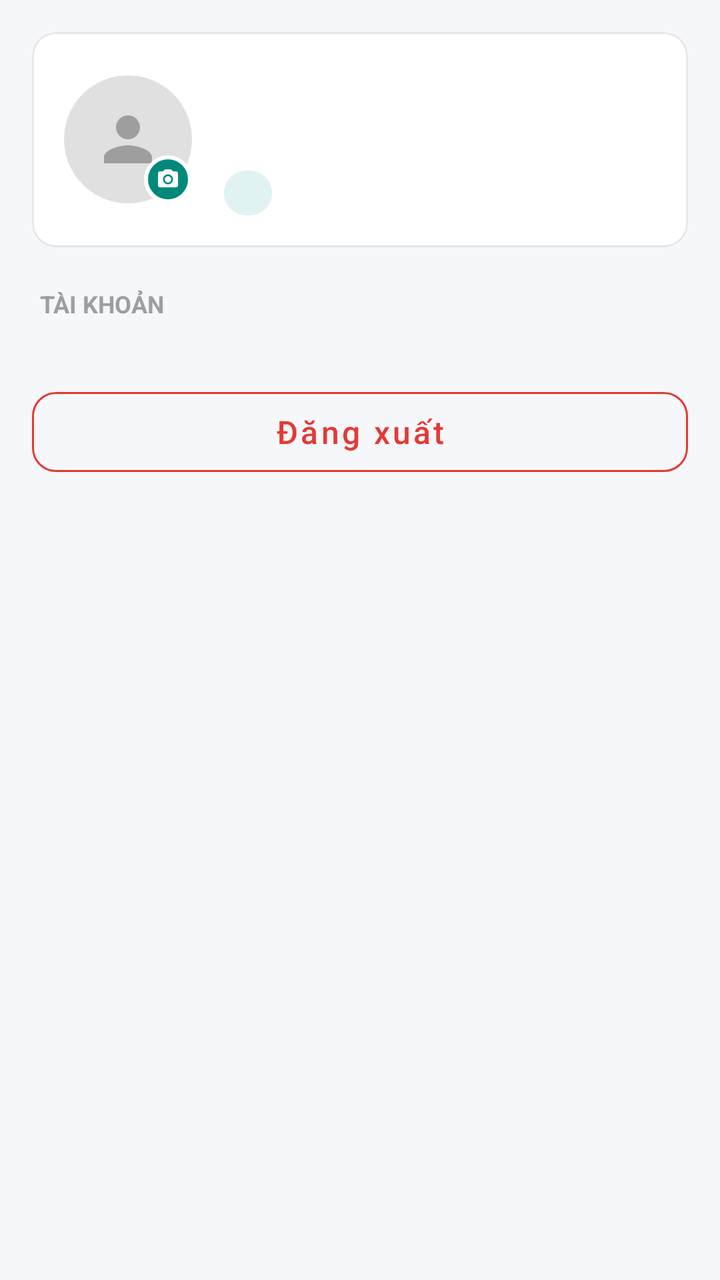
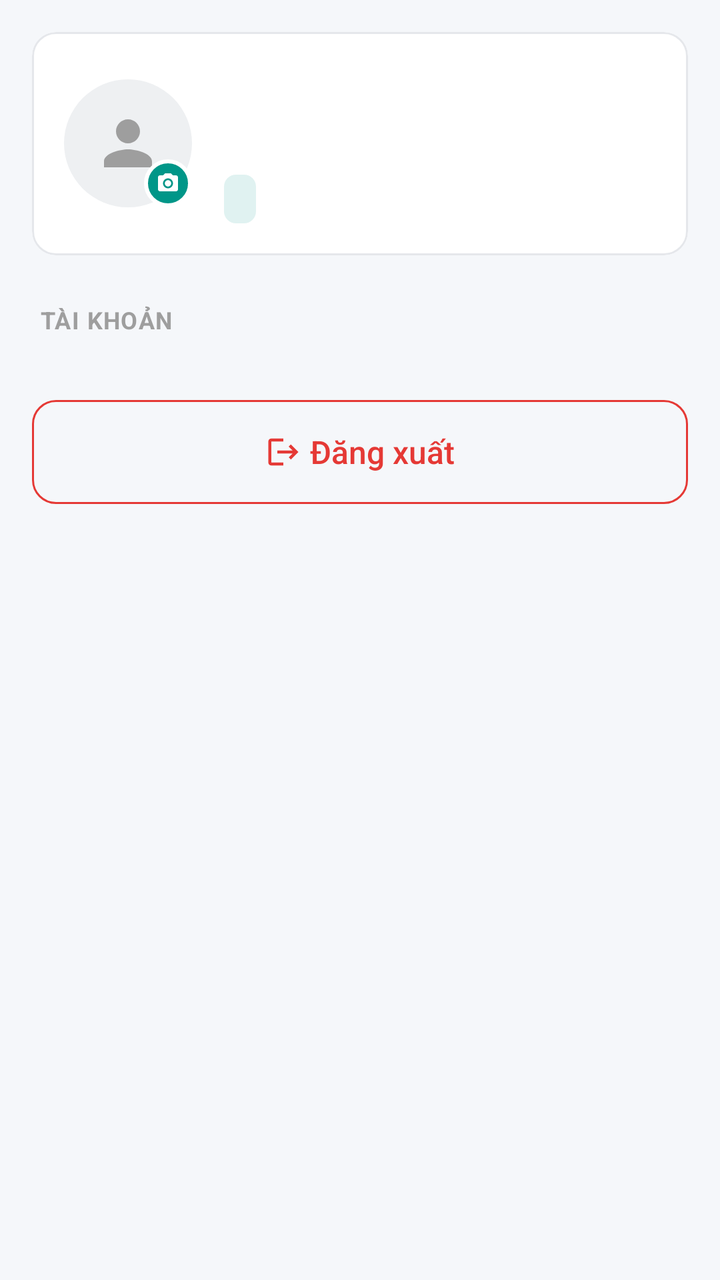

Two renders of the same Android screen: before a commit and after it. Below are the layout's source before the change and the commit's diff.
<!-- AndroidManifest.xml: application theme Theme.QLPT -->
<!-- res/layout/fragment_profile.xml -->
<?xml version="1.0" encoding="utf-8"?>
<ScrollView xmlns:android="http://schemas.android.com/apk/res/android"
    xmlns:app="http://schemas.android.com/apk/res-auto"
    android:layout_width="match_parent"
    android:layout_height="match_parent"
    android:background="#F5F7FA"
    android:fillViewport="true">

    <LinearLayout
        android:layout_width="match_parent"
        android:layout_height="wrap_content"
        android:orientation="vertical"
        android:padding="16dp">

        
        <com.google.android.material.card.MaterialCardView
            android:layout_width="match_parent"
            android:layout_height="wrap_content"
            app:cardBackgroundColor="#FFFFFF"
            app:cardCornerRadius="12dp"
            app:cardElevation="0dp"
            app:strokeColor="#E5E7EB"
            app:strokeWidth="1dp">

            <LinearLayout
                android:layout_width="match_parent"
                android:layout_height="wrap_content"
                android:gravity="center_vertical"
                android:orientation="horizontal"
                android:padding="16dp">

                <FrameLayout
                    android:layout_width="64dp"
                    android:layout_height="64dp">

                    <ImageView
                        android:id="@+id/imgAvatar"
                        android:layout_width="64dp"
                        android:layout_height="64dp"
                        android:background="@drawable/bg_circle"
                        android:contentDescription="Ảnh đại diện"
                        android:padding="14dp"
                        android:scaleType="centerCrop"
                        android:src="@drawable/ic_person"
                        app:tint="#9E9E9E" />

                    <FrameLayout
                        android:id="@+id/btnCameraBadge"
                        android:layout_width="24dp"
                        android:layout_height="24dp"
                        android:layout_gravity="bottom|end"
                        android:background="@drawable/bg_camera_badge"
                        android:clickable="true"
                        android:focusable="true">

                        <ImageView
                            android:layout_width="12dp"
                            android:layout_height="12dp"
                            android:layout_gravity="center"
                            android:importantForAccessibility="no"
                            android:src="@drawable/ic_camera"
                            app:tint="#FFFFFF" />
                    </FrameLayout>
                </FrameLayout>

                <LinearLayout
                    android:layout_width="0dp"
                    android:layout_height="wrap_content"
                    android:layout_marginStart="16dp"
                    android:layout_weight="1"
                    android:orientation="vertical">

                    <TextView
                        android:id="@+id/tvName"
                        android:layout_width="wrap_content"
                        android:layout_height="wrap_content"
                        android:ellipsize="end"
                        android:maxLines="1"
                        android:textColor="#212121"
                        android:textSize="18sp"
                        android:textStyle="bold" />

                    <TextView
                        android:id="@+id/tvEmail"
                        android:layout_width="wrap_content"
                        android:layout_height="wrap_content"
                        android:layout_marginTop="2dp"
                        android:ellipsize="end"
                        android:maxLines="1"
                        android:textColor="#757575"
                        android:textSize="14sp" />

                    <TextView
                        android:id="@+id/tvRole"
                        android:layout_width="wrap_content"
                        android:layout_height="wrap_content"
                        android:layout_marginTop="8dp"
                        android:background="@drawable/bg_badge_teal"
                        android:paddingStart="12dp"
                        android:paddingTop="3dp"
                        android:paddingEnd="12dp"
                        android:paddingBottom="3dp"
                        android:textColor="#00695C"
                        android:textSize="12sp"
                        android:textStyle="bold" />
                </LinearLayout>
            </LinearLayout>
        </com.google.android.material.card.MaterialCardView>

        
        <TextView
            android:layout_width="wrap_content"
            android:layout_height="wrap_content"
            android:layout_marginStart="4dp"
            android:layout_marginTop="20dp"
            android:layout_marginBottom="6dp"
            android:text="TÀI KHOẢN"
            android:textColor="#9E9E9E"
            android:textSize="12sp"
            android:textStyle="bold" />

        <com.google.android.material.card.MaterialCardView
            android:layout_width="match_parent"
            android:layout_height="wrap_content"
            app:cardBackgroundColor="#FFFFFF"
            app:cardCornerRadius="12dp"
            app:cardElevation="0dp"
            app:strokeColor="#E5E7EB"
            app:strokeWidth="1dp">

            <LinearLayout
                android:id="@+id/llAccount"
                android:layout_width="match_parent"
                android:layout_height="wrap_content"
                android:orientation="vertical" />
        </com.google.android.material.card.MaterialCardView>

        
        <TextView
            android:id="@+id/tvWorkCaption"
            android:layout_width="wrap_content"
            android:layout_height="wrap_content"
            android:layout_marginStart="4dp"
            android:layout_marginTop="16dp"
            android:layout_marginBottom="6dp"
            android:textColor="#9E9E9E"
            android:textSize="12sp"
            android:textStyle="bold"
            android:visibility="gone" />

        <com.google.android.material.card.MaterialCardView
            android:id="@+id/cardWork"
            android:layout_width="match_parent"
            android:layout_height="wrap_content"
            android:visibility="gone"
            app:cardBackgroundColor="#FFFFFF"
            app:cardCornerRadius="12dp"
            app:cardElevation="0dp"
            app:strokeColor="#E5E7EB"
            app:strokeWidth="1dp">

            <LinearLayout
                android:id="@+id/llWork"
                android:layout_width="match_parent"
                android:layout_height="wrap_content"
                android:orientation="vertical" />
        </com.google.android.material.card.MaterialCardView>

        <Button
            android:id="@+id/btnLogout"
            style="@style/Widget.MaterialComponents.Button.OutlinedButton"
            android:layout_width="match_parent"
            android:layout_height="52dp"
            android:layout_marginTop="24dp"
            android:layout_marginBottom="8dp"
            android:text="Đăng xuất"
            android:textAllCaps="false"
            android:textColor="#E53935"
            android:textSize="16sp"
            app:cornerRadius="12dp"
            app:strokeColor="#E53935" />
    </LinearLayout>
</ScrollView>
<!-- resources referenced by this layout -->
<resources>
  <!-- drawable bg_badge_teal (drawable) -->
  <?xml version="1.0" encoding="utf-8"?>
  <shape xmlns:android="http://schemas.android.com/apk/res/android"
      android:shape="rectangle">
      <solid android:color="#E0F2F1" />
      <corners android:radius="14dp" />
  </shape>
  <!-- drawable bg_camera_badge (drawable) -->
  <?xml version="1.0" encoding="utf-8"?>
  <shape xmlns:android="http://schemas.android.com/apk/res/android"
      android:shape="oval">
      <solid android:color="#00897B" />
      <stroke
          android:width="2dp"
          android:color="#FFFFFF" />
  </shape>
  <!-- drawable bg_circle (drawable) -->
  <?xml version="1.0" encoding="utf-8"?>
  <shape xmlns:android="http://schemas.android.com/apk/res/android"
      android:shape="oval">
      <solid android:color="#E0E0E0" />
  </shape>
  <style name="Base.Theme.QLPT" parent="Theme.Material3.DayNight.NoActionBar">
          <item name="colorPrimary">@color/colorPrimary</item>
          <item name="colorPrimaryDark">@color/colorPrimaryDark</item>
          <item name="colorAccent">@color/colorAccent</item>
          <item name="android:statusBarColor">@color/colorPrimaryDark</item>
          <item name="textInputStyle">@style/App.TextInput</item>
      </style>
  <color name="colorPrimary">#1976D2</color>
  <color name="colorPrimaryDark">#1565C0</color>
  <color name="colorAccent">#FF6F00</color>
  <style name="App.TextInput" parent="Widget.Material3.TextInputLayout.OutlinedBox">
          <item name="boxCornerRadiusTopStart">12dp</item>
          <item name="boxCornerRadiusTopEnd">12dp</item>
          <item name="boxCornerRadiusBottomStart">12dp</item>
          <item name="boxCornerRadiusBottomEnd">12dp</item>
      </style>
  <!-- unchanged entries left out for length: 3 -->
</resources>

<!-- the commit's change to res/layout/fragment_profile.xml (unified diff, before → after) -->
@@ -3,7 +3,7 @@
     xmlns:app="http://schemas.android.com/apk/res-auto"
     android:layout_width="match_parent"
     android:layout_height="match_parent"
-    android:background="#F5F7FA"
+    android:background="@color/qlpt_background"
     android:fillViewport="true">
 
     <LinearLayout
@@ -15,12 +15,7 @@
         
         <com.google.android.material.card.MaterialCardView
             android:layout_width="match_parent"
-            android:layout_height="wrap_content"
-            app:cardBackgroundColor="#FFFFFF"
-            app:cardCornerRadius="12dp"
-            app:cardElevation="0dp"
-            app:strokeColor="#E5E7EB"
-            app:strokeWidth="1dp">
+            android:layout_height="wrap_content">
 
             <LinearLayout
                 android:layout_width="match_parent"
@@ -33,6 +28,7 @@
                     android:layout_width="64dp"
                     android:layout_height="64dp">
 
+                    
                     <ImageView
                         android:id="@+id/imgAvatar"
                         android:layout_width="64dp"
@@ -42,7 +38,7 @@
                         android:padding="14dp"
                         android:scaleType="centerCrop"
                         android:src="@drawable/ic_person"
-                        app:tint="#9E9E9E" />
+                        app:tint="@color/qlpt_text_hint" />
 
                     <FrameLayout
                         android:id="@+id/btnCameraBadge"
@@ -59,7 +55,7 @@
                             android:layout_gravity="center"
                             android:importantForAccessibility="no"
                             android:src="@drawable/ic_camera"
-                            app:tint="#FFFFFF" />
+                            app:tint="@color/qlpt_surface" />
                     </FrameLayout>
                 </FrameLayout>
 
@@ -76,7 +72,7 @@
                         android:layout_height="wrap_content"
                         android:ellipsize="end"
                         android:maxLines="1"
-                        android:textColor="#212121"
+                        android:textColor="@color/qlpt_text"
                         android:textSize="18sp"
                         android:textStyle="bold" />
 
@@ -84,25 +80,17 @@
                         android:id="@+id/tvEmail"
                         android:layout_width="wrap_content"
                         android:layout_height="wrap_content"
-                        android:layout_marginTop="2dp"
+                        android:layout_marginTop="4dp"
                         android:ellipsize="end"
                         android:maxLines="1"
-                        android:textColor="#757575"
-                        android:textSize="14sp" />
+                        android:textAppearance="@style/TextAppearance.QLPT.Body" />
 
                     <TextView
                         android:id="@+id/tvRole"
+                        style="@style/Widget.QLPT.Badge.Primary"
                         android:layout_width="wrap_content"
                         android:layout_height="wrap_content"
-                        android:layout_marginTop="8dp"
-                        android:background="@drawable/bg_badge_teal"
-                        android:paddingStart="12dp"
-                        android:paddingTop="3dp"
-                        android:paddingEnd="12dp"
-                        android:paddingBottom="3dp"
-                        android:textColor="#00695C"
-                        android:textSize="12sp"
-                        android:textStyle="bold" />
+                        android:layout_marginTop="8dp" />
                 </LinearLayout>
             </LinearLayout>
         </com.google.android.material.card.MaterialCardView>
@@ -112,21 +100,17 @@
             android:layout_width="wrap_content"
             android:layout_height="wrap_content"
             android:layout_marginStart="4dp"
-            android:layout_marginTop="20dp"
-            android:layout_marginBottom="6dp"
+            android:layout_marginTop="24dp"
+            android:layout_marginBottom="8dp"
+            android:letterSpacing="0.04"
             android:text="TÀI KHOẢN"
-            android:textColor="#9E9E9E"
+            android:textColor="@color/qlpt_text_hint"
             android:textSize="12sp"
             android:textStyle="bold" />
 
         <com.google.android.material.card.MaterialCardView
             android:layout_width="match_parent"
-            android:layout_height="wrap_content"
-            app:cardBackgroundColor="#FFFFFF"
-            app:cardCornerRadius="12dp"
-            app:cardElevation="0dp"
-            app:strokeColor="#E5E7EB"
-            app:strokeWidth="1dp">
+            android:layout_height="wrap_content">
 
             <LinearLayout
                 android:id="@+id/llAccount"
@@ -141,9 +125,10 @@
             android:layout_width="wrap_content"
             android:layout_height="wrap_content"
             android:layout_marginStart="4dp"
-            android:layout_marginTop="16dp"
-            android:layout_marginBottom="6dp"
-            android:textColor="#9E9E9E"
+            android:layout_marginTop="24dp"
+            android:layout_marginBottom="8dp"
+            android:letterSpacing="0.04"
+            android:textColor="@color/qlpt_text_hint"
             android:textSize="12sp"
             android:textStyle="bold"
             android:visibility="gone" />
@@ -152,12 +137,7 @@
             android:id="@+id/cardWork"
             android:layout_width="match_parent"
             android:layout_height="wrap_content"
-            android:visibility="gone"
-            app:cardBackgroundColor="#FFFFFF"
-            app:cardCornerRadius="12dp"
-            app:cardElevation="0dp"
-            app:strokeColor="#E5E7EB"
-            app:strokeWidth="1dp">
+            android:visibility="gone">
 
             <LinearLayout
                 android:id="@+id/llWork"
@@ -168,16 +148,20 @@
 
         <Button
             android:id="@+id/btnLogout"
-            style="@style/Widget.MaterialComponents.Button.OutlinedButton"
+            style="@style/Widget.QLPT.Button.Outlined"
             android:layout_width="match_parent"
-            android:layout_height="52dp"
+            android:layout_height="wrap_content"
             android:layout_marginTop="24dp"
             android:layout_marginBottom="8dp"
+            android:insetTop="0dp"
+            android:insetBottom="0dp"
+            android:minHeight="52dp"
             android:text="Đăng xuất"
-            android:textAllCaps="false"
-            android:textColor="#E53935"
+            android:textColor="@color/qlpt_error"
             android:textSize="16sp"
-            app:cornerRadius="12dp"
-            app:strokeColor="#E53935" />
+            app:icon="@drawable/ic_logout"
+            app:iconGravity="textStart"
+            app:iconTint="@color/qlpt_error"
+            app:strokeColor="@color/qlpt_error" />
     </LinearLayout>
 </ScrollView>
<!-- resource entries referenced after the edit -->
@@ -1,43 +1,143 @@
 <!-- resources referenced by this layout -->
 <resources>
-  <!-- drawable bg_badge_teal (drawable) -->
-  <?xml version="1.0" encoding="utf-8"?>
-  <shape xmlns:android="http://schemas.android.com/apk/res/android"
-      android:shape="rectangle">
-      <solid android:color="#E0F2F1" />
-      <corners android:radius="14dp" />
-  </shape>
+  <color name="qlpt_background">#F5F7FA</color>
+  <color name="qlpt_error">#E53935</color>
+  <color name="qlpt_surface">#FFFFFF</color>
+  <color name="qlpt_text">#212121</color>
+  <color name="qlpt_text_hint">#9E9E9E</color>
   <!-- drawable bg_camera_badge (drawable) -->
   <?xml version="1.0" encoding="utf-8"?>
   <shape xmlns:android="http://schemas.android.com/apk/res/android"
       android:shape="oval">
-      <solid android:color="#00897B" />
+      <solid android:color="@color/qlpt_primary" />
       <stroke
           android:width="2dp"
-          android:color="#FFFFFF" />
+          android:color="@color/qlpt_surface" />
   </shape>
   <!-- drawable bg_circle (drawable) -->
   <?xml version="1.0" encoding="utf-8"?>
   <shape xmlns:android="http://schemas.android.com/apk/res/android"
       android:shape="oval">
-      <solid android:color="#E0E0E0" />
+      <solid android:color="@color/qlpt_neutral_bg" />
   </shape>
-  <style name="Base.Theme.QLPT" parent="Theme.Material3.DayNight.NoActionBar">
+  <!-- drawable ic_logout (drawable) -->
+  <vector xmlns:android="http://schemas.android.com/apk/res/android"
+      android:width="24dp"
+      android:height="24dp"
+      android:viewportWidth="24"
+      android:viewportHeight="24">
+      <path
+          android:fillColor="#FF000000"
+          android:pathData="M17,7l-1.41,1.41L18.17,11H8v2h10.17l-2.58,2.58L17,17l5,-5zM4,5h8V3H4c-1.1,0 -2,0.9 -2,2v14c0,1.1 0.9,2 2,2h8v-2H4V5z" />
+  </vector>
+  <style name="TextAppearance.QLPT.Body" parent="TextAppearance.Material3.BodyMedium">
+          <item name="android:textSize">14sp</item>
+          <item name="android:textColor">@color/qlpt_text_secondary</item>
+      </style>
+  <style name="Widget.QLPT.Badge.Primary">
+          <item name="android:background">@drawable/bg_status_primary</item>
+          <item name="android:textColor">@color/qlpt_on_primary_container</item>
+      </style>
+  <style name="Widget.QLPT.Button.Outlined" parent="Widget.Material3.Button.OutlinedButton">
+          <item name="cornerRadius">12dp</item>
+          <item name="android:textAllCaps">false</item>
+          <item name="android:letterSpacing">0</item>
+          <item name="strokeColor">@color/qlpt_border</item>
+      </style>
+  <color name="qlpt_primary">#009688</color>
+  <color name="qlpt_neutral_bg">#EEF0F2</color>
+  <color name="qlpt_text_secondary">#616161</color>
+  <!-- drawable bg_status_primary (drawable) -->
+  <?xml version="1.0" encoding="utf-8"?>
+  <shape xmlns:android="http://schemas.android.com/apk/res/android"
+      android:shape="rectangle">
+      <solid android:color="@color/qlpt_primary_container" />
+      <corners android:radius="6dp" />
+  </shape>
+  <color name="qlpt_on_primary_container">#00695C</color>
+  <color name="qlpt_border">#E5E7EB</color>
+  <style name="Base.Theme.QLPT" parent="Theme.Material3.Light.NoActionBar">
+          
           <item name="colorPrimary">@color/colorPrimary</item>
+          <item name="colorOnPrimary">@color/qlpt_surface</item>
+          <item name="colorPrimaryContainer">@color/qlpt_primary_container</item>
+          <item name="colorOnPrimaryContainer">@color/qlpt_on_primary_container</item>
           <item name="colorPrimaryDark">@color/colorPrimaryDark</item>
           <item name="colorAccent">@color/colorAccent</item>
+  
+          
+          <item name="colorSecondary">@color/qlpt_accent</item>
+          <item name="colorOnSecondary">@color/qlpt_surface</item>
+          <item name="colorSecondaryContainer">@color/qlpt_primary_container</item>
+          <item name="colorOnSecondaryContainer">@color/qlpt_on_primary_container</item>
+  
+          <item name="colorError">@color/qlpt_error</item>
+  
+          
+          <item name="android:colorBackground">@color/qlpt_background</item>
+          <item name="colorSurface">@color/qlpt_surface</item>
+          <item name="colorSurfaceContainer">@color/qlpt_surface</item>
+          <item name="colorOnSurface">@color/qlpt_text</item>
+          <item name="colorOnSurfaceVariant">@color/qlpt_text_secondary</item>
+          <item name="colorOutline">@color/qlpt_text_hint</item>
+          <item name="colorOutlineVariant">@color/qlpt_border</item>
+  
+          
           <item name="android:statusBarColor">@color/colorPrimaryDark</item>
+          <item name="android:windowLightStatusBar">@bool/qlpt_light_status_bar</item>
+  
+          
+          <item name="materialButtonStyle">@style/Widget.QLPT.Button</item>
+          <item name="materialButtonOutlinedStyle">@style/Widget.QLPT.Button.Outlined</item>
+          <item name="materialCardViewStyle">@style/Widget.QLPT.Card</item>
           <item name="textInputStyle">@style/App.TextInput</item>
+          <item name="bottomNavigationStyle">@style/Widget.QLPT.BottomNav</item>
+          <item name="bottomSheetDialogTheme">@style/ThemeOverlay.QLPT.BottomSheetDialog</item>
       </style>
-  <color name="colorPrimary">#1976D2</color>
-  <color name="colorPrimaryDark">#1565C0</color>
-  <color name="colorAccent">#FF6F00</color>
+  <color name="qlpt_primary_container">#E0F2F1</color>
+  <color name="colorPrimary">@color/qlpt_primary</color>
+  <color name="colorPrimaryDark">@color/qlpt_primary_dark</color>
+  <color name="colorAccent">@color/qlpt_accent</color>
+  <color name="qlpt_accent">#F57C00</color>
+  <style name="Widget.QLPT.Button" parent="Widget.Material3.Button">
+          <item name="cornerRadius">12dp</item>
+          <item name="android:textAllCaps">false</item>
+          <item name="android:letterSpacing">0</item>
+      </style>
+  <style name="Widget.QLPT.Card" parent="Widget.Material3.CardView.Outlined">
+          <item name="cardCornerRadius">12dp</item>
+          <item name="cardElevation">0dp</item>
+          <item name="strokeWidth">1dp</item>
+          <item name="strokeColor">@color/qlpt_border</item>
+          <item name="cardBackgroundColor">@color/qlpt_surface</item>
+      </style>
   <style name="App.TextInput" parent="Widget.Material3.TextInputLayout.OutlinedBox">
+          
+          <item name="boxBackgroundColor">@color/qlpt_surface</item>
           <item name="boxCornerRadiusTopStart">12dp</item>
           <item name="boxCornerRadiusTopEnd">12dp</item>
           <item name="boxCornerRadiusBottomStart">12dp</item>
           <item name="boxCornerRadiusBottomEnd">12dp</item>
       </style>
+  <style name="Widget.QLPT.BottomNav" parent="Widget.Material3.BottomNavigationView">
+          <item name="backgroundTint">@color/qlpt_surface</item>
+          <item name="elevation">8dp</item>
+      </style>
+  <style name="ThemeOverlay.QLPT.BottomSheetDialog" parent="ThemeOverlay.Material3.BottomSheetDialog">
+          <item name="bottomSheetStyle">@style/Widget.QLPT.BottomSheet</item>
+      </style>
+  <color name="qlpt_primary_dark">#00796B</color>
+  <style name="Widget.QLPT.BottomSheet" parent="Widget.Material3.BottomSheet.Modal">
+          <item name="backgroundTint">@color/qlpt_surface</item>
+          <item name="shapeAppearance">@style/ShapeAppearance.QLPT.BottomSheet</item>
+      </style>
+  <style name="ShapeAppearance.QLPT.BottomSheet" parent="">
+          <item name="cornerFamily">rounded</item>
+          <item name="cornerSizeTopLeft">24dp</item>
+          <item name="cornerSizeTopRight">24dp</item>
+          <item name="cornerSizeBottomLeft">0dp</item>
+          <item name="cornerSizeBottomRight">0dp</item>
+      </style>
   <!-- unchanged entries left out for length: 3 -->
 </resources>
 
